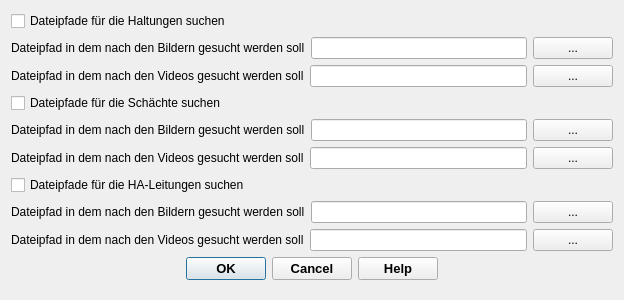
SonkeHoffmann/QKan-1, file qkan/tools/res/application_filepath.ui: the form before one commit.
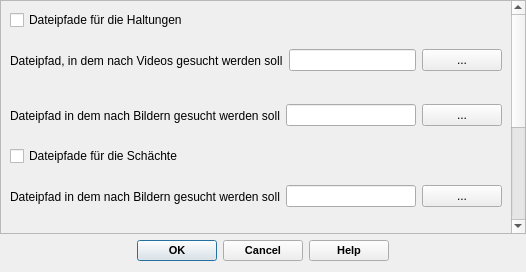
The form after the commit. Icons and pictures are not drawn.

The edit to the form file:
```diff
--- a/qkan/tools/res/application_filepath.ui
+++ b/qkan/tools/res/application_filepath.ui
@@ -6,14 +6,20 @@
    <rect>
     <x>0</x>
     <y>0</y>
-    <width>624</width>
-    <height>300</height>
+    <width>526</width>
+    <height>272</height>
    </rect>
   </property>
   <property name="minimumSize">
    <size>
-    <width>490</width>
-    <height>260</height>
+    <width>250</width>
+    <height>150</height>
+   </size>
+  </property>
+  <property name="maximumSize">
+   <size>
+    <width>16777215</width>
+    <height>272</height>
    </size>
   </property>
   <property name="font">
@@ -29,34 +35,37 @@
     <normaloff>../../QKan.png</normaloff>../../QKan.png</iconset>
   </property>
   <layout class="QVBoxLayout" name="verticalLayout">
+   <property name="leftMargin">
+    <number>0</number>
+   </property>
+   <property name="topMargin">
+    <number>0</number>
+   </property>
+   <property name="rightMargin">
+    <number>0</number>
+   </property>
+   <item>
+    <widget class="QScrollArea" name="scrollArea">
+     <property name="widgetResizable">
+      <bool>true</bool>
+     </property>
+     <widget class="QWidget" name="scrollAreaWidgetContents">
+      <property name="geometry">
+       <rect>
+        <x>0</x>
+        <y>-208</y>
+        <width>507</width>
+        <height>432</height>
+       </rect>
+      </property>
+      <layout class="QVBoxLayout" name="verticalLayout_2">
    <item>
     <widget class="QCheckBox" name="checkBox">
      <property name="text">
-      <string>Dateipfade für die Haltungen suchen</string>
+          <string>Dateipfade für die Haltungen</string>
      </property>
     </widget>
    </item>
-   <item>
-    <layout class="QHBoxLayout" name="horizontalLayout_2">
-     <item>
-      <widget class="QLabel" name="label_2">
-       <property name="text">
-        <string>Dateipfad in dem nach den Bildern gesucht werden soll</string>
-       </property>
-      </widget>
-     </item>
-     <item>
-      <widget class="QLineEdit" name="lineEdit_2"/>
-     </item>
-     <item>
-      <widget class="QPushButton" name="pushButton_2">
-       <property name="text">
-        <string>...</string>
-       </property>
-      </widget>
-     </item>
-    </layout>
-   </item>
    <item>
     <layout class="QHBoxLayout" name="horizontalLayout">
      <property name="spacing">
@@ -64,8 +73,14 @@
      </property>
      <item>
       <widget class="QLabel" name="label">
+           <property name="minimumSize">
+            <size>
+             <width>0</width>
+             <height>49</height>
+            </size>
+           </property>
        <property name="text">
-        <string>Dateipfad in dem nach den Videos gesucht werden soll</string>
+            <string>Dateipfad, in dem nach Videos gesucht werden soll</string>
        </property>
       </widget>
      </item>
@@ -81,10 +96,37 @@
      </item>
     </layout>
    </item>
+       <item>
+        <layout class="QHBoxLayout" name="horizontalLayout_2">
+         <item>
+          <widget class="QLabel" name="label_2">
+           <property name="minimumSize">
+            <size>
+             <width>0</width>
+             <height>49</height>
+            </size>
+           </property>
+           <property name="text">
+            <string>Dateipfad in dem nach Bildern gesucht werden soll</string>
+           </property>
+          </widget>
+         </item>
+         <item>
+          <widget class="QLineEdit" name="lineEdit_2"/>
+         </item>
+         <item>
+          <widget class="QPushButton" name="pushButton_2">
+           <property name="text">
+            <string>...</string>
+           </property>
+          </widget>
+         </item>
+        </layout>
+       </item>
    <item>
     <widget class="QCheckBox" name="checkBox_2">
      <property name="text">
-      <string>Dateipfade für die Schächte suchen</string>
+          <string>Dateipfade für die Schächte</string>
      </property>
     </widget>
    </item>
@@ -92,8 +134,14 @@
     <layout class="QHBoxLayout" name="horizontalLayout_3">
      <item>
       <widget class="QLabel" name="label_3">
+           <property name="minimumSize">
+            <size>
+             <width>0</width>
+             <height>49</height>
+            </size>
+           </property>
        <property name="text">
-        <string>Dateipfad in dem nach den Bildern gesucht werden soll</string>
+            <string>Dateipfad in dem nach Bildern gesucht werden soll</string>
        </property>
       </widget>
      </item>
@@ -116,8 +164,14 @@
      </property>
      <item>
       <widget class="QLabel" name="label_5">
+           <property name="minimumSize">
+            <size>
+             <width>0</width>
+             <height>49</height>
+            </size>
+           </property>
        <property name="text">
-        <string>Dateipfad in dem nach den Videos gesucht werden soll</string>
+            <string>Dateipfad in dem nach Videos gesucht werden soll</string>
        </property>
       </widget>
      </item>
@@ -144,8 +198,14 @@
     <layout class="QHBoxLayout" name="horizontalLayout_6">
      <item>
       <widget class="QLabel" name="label_6">
+           <property name="minimumSize">
+            <size>
+             <width>0</width>
+             <height>49</height>
+            </size>
+           </property>
        <property name="text">
-        <string>Dateipfad in dem nach den Bildern gesucht werden soll</string>
+            <string>Dateipfad in dem nach Bildern gesucht werden soll</string>
        </property>
       </widget>
      </item>
@@ -168,8 +228,14 @@
      </property>
      <item>
       <widget class="QLabel" name="label_7">
+           <property name="minimumSize">
+            <size>
+             <width>0</width>
+             <height>49</height>
+            </size>
+           </property>
        <property name="text">
-        <string>Dateipfad in dem nach den Videos gesucht werden soll</string>
+            <string>Dateipfad in dem nach Videos gesucht werden soll</string>
        </property>
       </widget>
      </item>
@@ -185,12 +251,16 @@
      </item>
     </layout>
    </item>
+      </layout>
+     </widget>
+    </widget>
+   </item>
    <item>
     <widget class="QDialogButtonBox" name="button_box">
      <property name="font">
       <font>
        <family>Tahoma</family>
-       <pointsize>10</pointsize>
+       <pointsize>8</pointsize>
        <weight>75</weight>
        <bold>true</bold>
       </font>
```
Left out of the diff: 6 changed lines with no effect on the pictures. Lines whose indentation alone changed are shown as unchanged.
